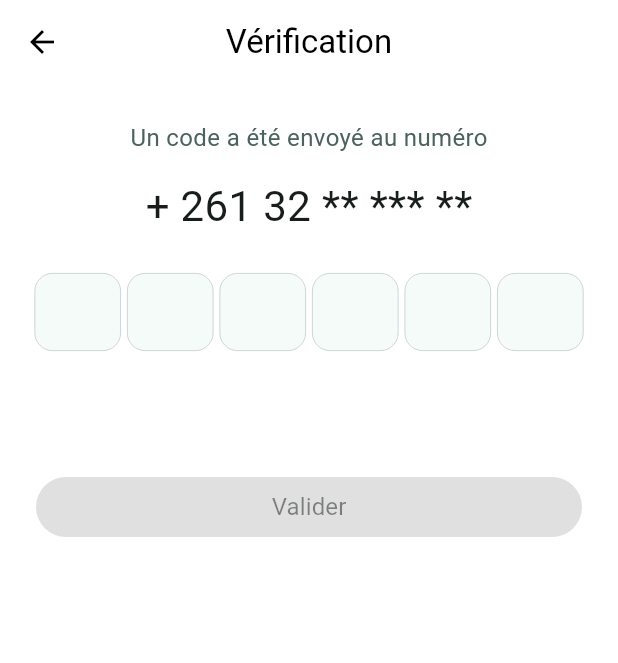
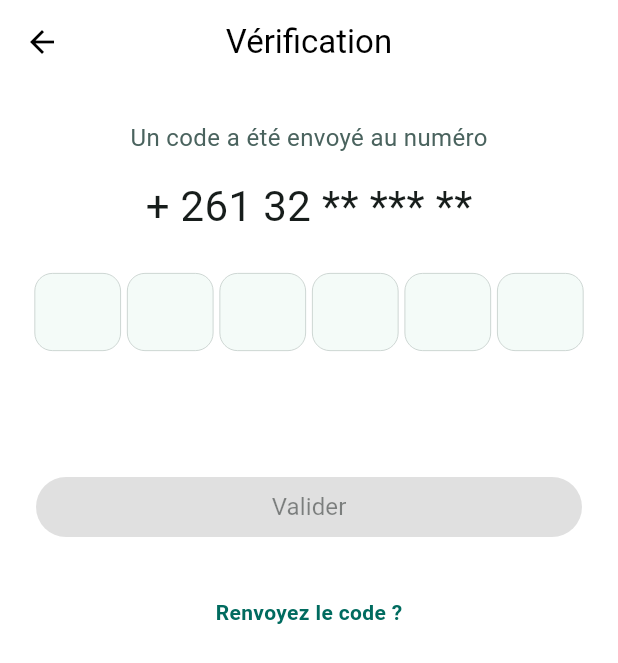
Before and after one commit to Nyavaka-Yaelle/front-dago, a Flutter app: the OtpScreen screen opened directly, on a phone screen of 412 x 824 dp. Shown: the top 663 px of the screen. Run offline on Flutter 3.47's test engine with Material 3 defaults, Android fonts, the light colour scheme and no system bars; our stand-ins replace fluttertoast.

Commit message:
otp details

```diff
--- a/lib/components/custom_input.dart
+++ b/lib/components/custom_input.dart
@@ -69,7 +69,12 @@ class _CustomInputState extends State<CustomInput> {
     if (value.isEmpty && !widget.isFacultatif) {
       _hasError = true;
       return 'Ce champ ne peut pas être vide';
-    } else if (widget.isNumero) {
+    }
+    else if (value.isEmpty && widget.isFacultatif) {
+      _hasError = false;
+      return null;
+    }
+    else if (widget.isNumero) {
       final regex = RegExp(r'^\d{3} \d{2} \d{3} \d{2}$');
       if (!regex.hasMatch(value)) {
         _hasError = true;
@@ -89,10 +94,6 @@ class _CustomInputState extends State<CustomInput> {
         _hasError = true;
         return 'Veuillez entrer une adresse email valide';
       }
-    }
-    else if (value.isEmpty && widget.isFacultatif) {
-      _hasError = false;
-      return null;
     }
     _hasError = false;
     widget.errorText = '';
--- a/lib/screens/otp_screen.dart
+++ b/lib/screens/otp_screen.dart
@@ -183,6 +183,20 @@ class _OtpScreenState extends State<OtpScreen> {
                     color: MaterialTheme.lightScheme().primary,
                   )
                 ),
+                const SizedBox(height: 12.0),
+                Align(
+                  alignment: Alignment.topCenter,
+                  child: Text(
+                    'Renvoyez le code ?',
+                    style: TextStyle(
+                      fontFamily: 'Roboto',
+                      fontSize: 14,
+                      fontWeight: FontWeight.w600,
+                      height: 1.5,
+                      color: MaterialTheme.lightScheme().primary,
+                    ),
+                  ),
+                ),
               ],
             ],
           ),
```
